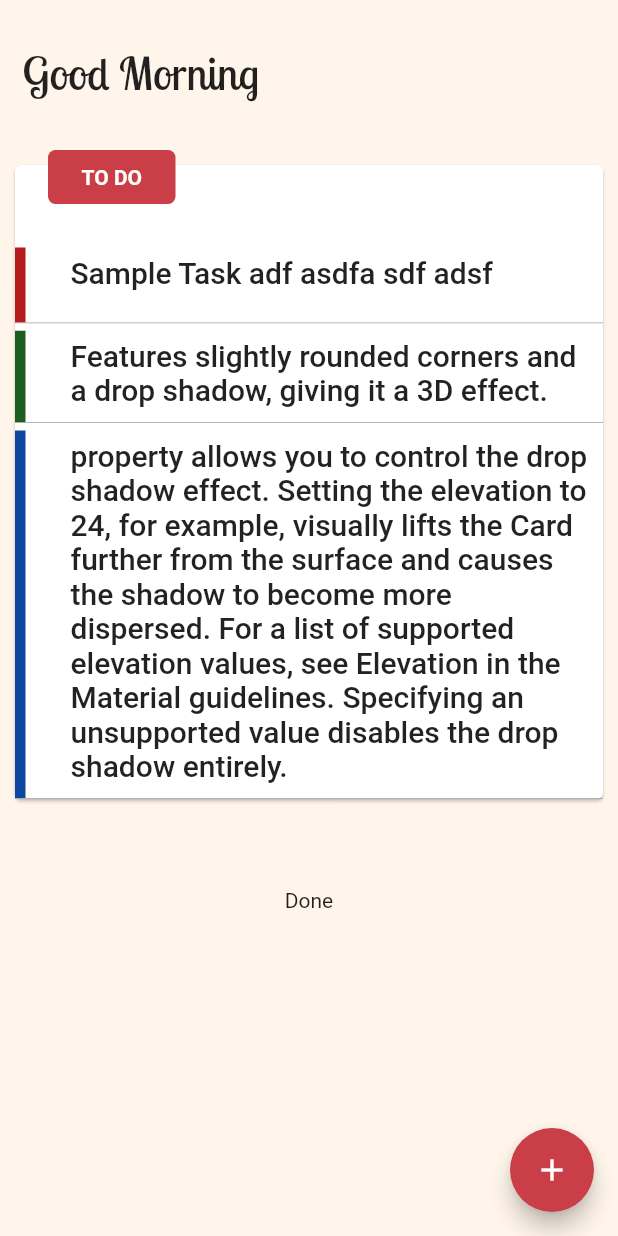
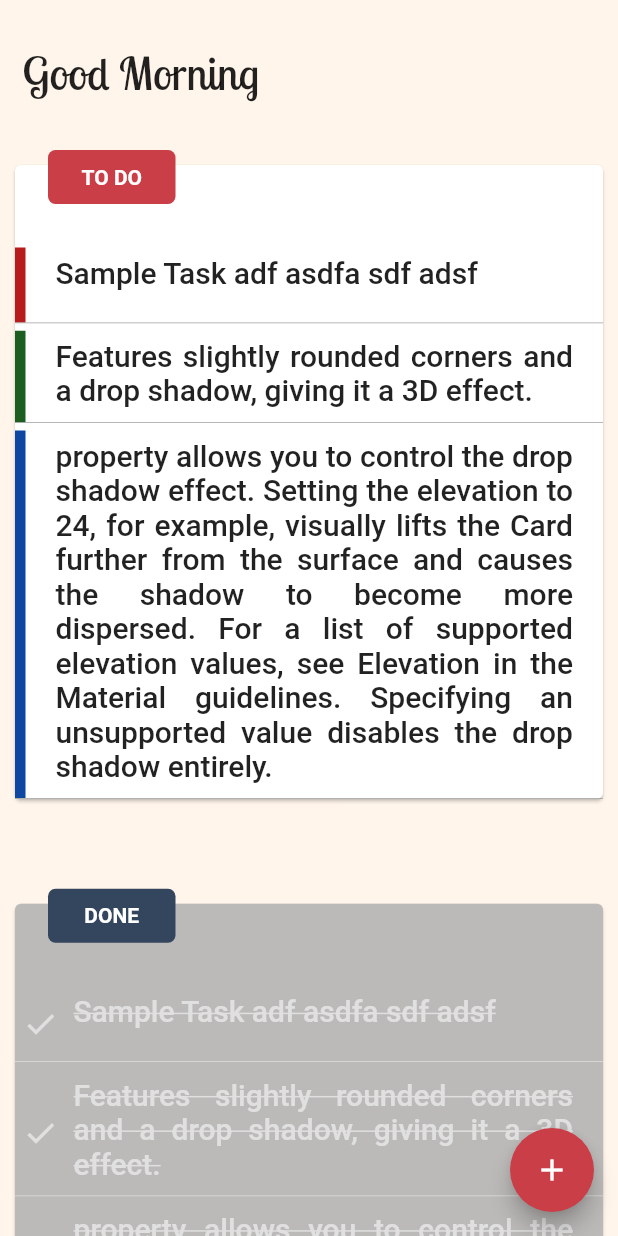
Before and after one commit to mahmudahsan/flutter_todos, a Flutter app: the screen it shows after launch, on a phone screen of 412 x 824 dp. Run offline on Flutter 3.47's test engine with Material 2 defaults, Android fonts, the phone set to English and light mode, and no system bars.

Commit message:
todo and done widget UI polished

```diff
--- a/lib/widgets/done.dart
+++ b/lib/widgets/done.dart
@@ -4,6 +4,7 @@
  */
 
 import 'package:flutter/material.dart';
+import 'package:flutter_todos/widgets/shared.dart';
 
 class Done extends StatefulWidget {
   @override
@@ -13,8 +14,92 @@ class Done extends StatefulWidget {
 class _DoneState extends State<Done> {
   @override
   Widget build(BuildContext context) {
-    return Center(
-      child: Text('Done'),
+    return Stack(
+      children: <Widget>[
+        Card(
+          margin: EdgeInsets.symmetric(vertical: 10, horizontal: 10),
+          color: Color(0xffbcbab8),
+          child: Column(
+            children: <Widget>[
+              SizedBox(
+                height: 50,
+              ),
+              getTaskItem(
+                'Sample Task adf asdfa sdf adsf',
+                index: 0,
+                onTap: () {
+                  print('Index 0');
+                },
+              ),
+              getTaskItem(
+                'Features slightly rounded corners and a drop shadow, giving it a 3D effect. ',
+                index: 1,
+                onTap: () {
+                  print('Index 1');
+                },
+              ),
+              getTaskItem(
+                'property allows you to control the drop shadow effect. Setting the elevation to 24, for example, visually lifts the Card further from the surface and causes the shadow to become more dispersed. For a list of supported elevation values, see Elevation in the Material guidelines. Specifying an unsupported value disables the drop shadow entirely.',
+                index: 2,
+                onTap: () {
+                  print('Index 2');
+                },
+              ),
+            ],
+          ),
+        ),
+        SharedWidget.getCardHeader(
+            text: 'DONE', backgroundColorCode: 0xff34465d),
+      ],
     );
   }
+
+  Widget getTaskItem(String text,
+      {@required int index, @required Function onTap}) {
+    final double height = 50.0;
+    return Container(
+        child: Column(
+      children: <Widget>[
+        InkWell(
+          onTap: onTap,
+          child: IntrinsicHeight(
+            child: Row(
+              crossAxisAlignment: CrossAxisAlignment.stretch,
+              children: <Widget>[
+                Container(
+                  margin: EdgeInsets.only(top: 5, left: 5),
+                  height: height,
+                  child: Icon(
+                    Icons.check,
+                    color: Colors.grey[300],
+                  ),
+                ),
+                Expanded(
+                  child: Container(
+                    padding: EdgeInsets.only(
+                        left: 10, top: 10, right: 20, bottom: 10),
+                    child: Text(
+                      text,
+                      overflow: TextOverflow.clip,
+                      textAlign: TextAlign.justify,
+                      style: Theme.of(context).textTheme.title.copyWith(
+                            color: Colors.grey[300],
+                            decoration: TextDecoration.lineThrough,
+                          ),
+                    ),
+                  ),
+                ),
+              ],
+            ),
+          ),
+        ),
+        SizedBox(
+          height: 0.5,
+          child: Container(
+            color: Colors.white54,
+          ),
+        ),
+      ],
+    ));
+  }
 }
--- a/lib/widgets/todo.dart
+++ b/lib/widgets/todo.dart
@@ -73,14 +73,16 @@ class _TodoState extends State<Todo> {
                   ),
                 ),
                 SizedBox(
-                  width: 20,
+                  width: 10,
                 ),
                 Expanded(
                   child: Container(
-                    padding: EdgeInsets.all(10),
+                    padding: EdgeInsets.only(
+                        left: 10, top: 10, right: 20, bottom: 10),
                     child: Text(
                       text,
                       overflow: TextOverflow.clip,
+                      textAlign: TextAlign.justify,
                       style: Theme.of(context).textTheme.title.copyWith(),
                     ),
                   ),
```
